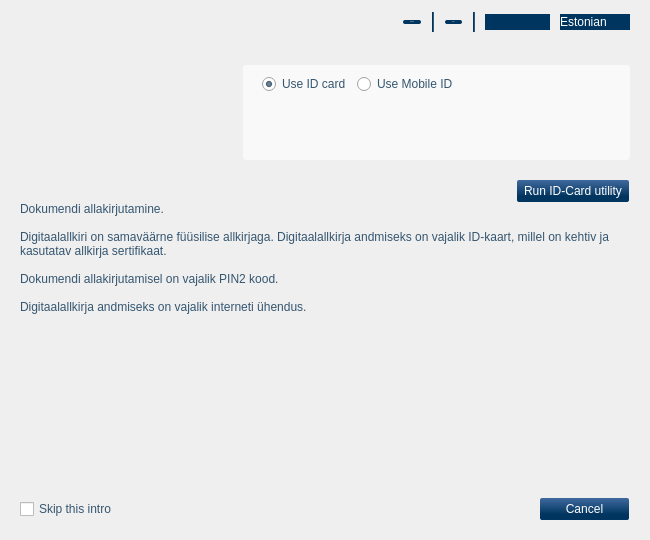
Above: qdigidoc/trunk/client/ui/MainWindow.ui from tixsys/esteid before the change. Below: the same form after it.
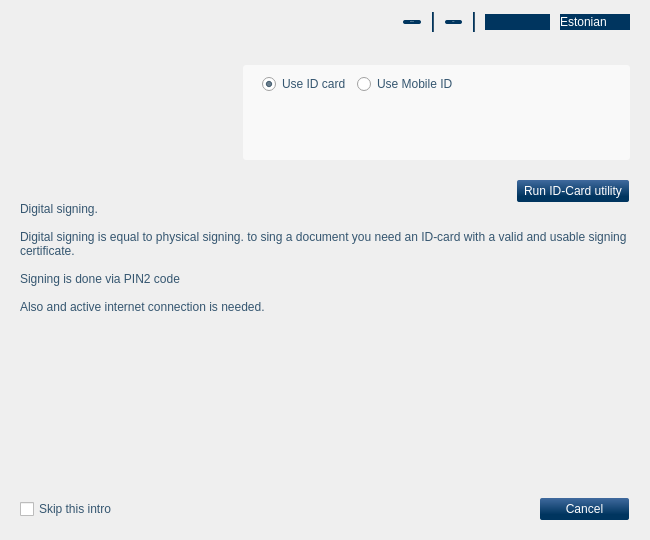
That is the form after the change. The open tabs and pages were chosen to show the change. Icons and pictures are not drawn. Custom widgets are drawn as their Qt base class.

```diff
--- a/qdigidoc/trunk/client/ui/MainWindow.ui
+++ b/qdigidoc/trunk/client/ui/MainWindow.ui
@@ -603,11 +603,11 @@
 &lt;html&gt;&lt;head&gt;&lt;meta name=&quot;qrichtext&quot; content=&quot;1&quot; /&gt;
 &lt;/head&gt;&lt;body&gt;
 &lt;p style=&quot; font: 12px 'Arial,Liberation Sans';&quot;&gt;
-Dokumendi allakirjutamine.&lt;br /&gt;&lt;br /&gt;
-Digitaalallkiri on samaväärne füüsilise allkirjaga. Digitaalallkirja andmiseks on vajalik ID-kaart, millel on kehtiv ja kasutatav allkirja sertifikaat.&lt;br /&gt;&lt;br /&gt;
-Dokumendi allakirjutamisel on vajalik PIN2 kood.&lt;br /&gt;&lt;br /&gt;
-Digitaalallkirja andmiseks on vajalik interneti ühendus.
-&lt;/p&gt;&lt;/body&gt;&lt;/html&gt;</string>
+Digital signing.&lt;br /&gt;&lt;br /&gt;
+Digital signing is equal to physical signing. to sing a document you need an ID-card with a valid and usable signing certificate.&lt;br /&gt;&lt;br /&gt;
+Signing is done via PIN2 code&lt;br /&gt;&lt;br /&gt;
+Also and active internet connection is needed.&lt;/p&gt;
+&lt;/body&gt;&lt;/html&gt;</string>
             </property>
             <property name="wordWrap">
              <bool>true</bool>
```
